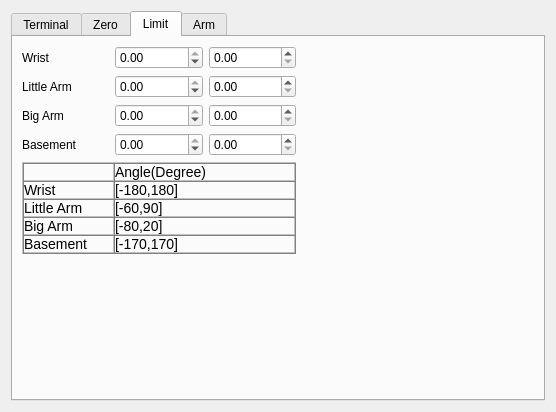
Before: the Qt Designer form source/plugin/t4/config.ui in ww4u/mct-t4, drawn with Qt 5.
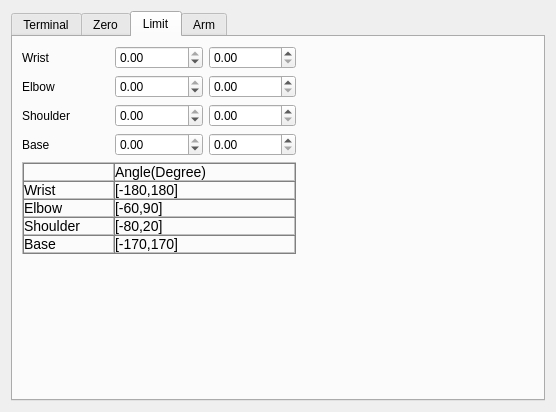
After: the same form once the commit is applied. The open tabs and pages were chosen to show the change. Icons and pictures are not drawn.

Diff of the .ui file:
```diff
--- a/source/plugin/t4/config.ui
+++ b/source/plugin/t4/config.ui
@@ -347,7 +347,7 @@
        <item row="3" column="0">
         <widget class="QLabel" name="label_13">
          <property name="text">
-          <string>Basement</string>
+          <string>Base</string>
          </property>
         </widget>
        </item>
@@ -388,7 +388,7 @@
        <item row="1" column="0">
         <widget class="QLabel" name="label_10">
          <property name="text">
-          <string>Little Arm</string>
+          <string>Elbow</string>
          </property>
         </widget>
        </item>
@@ -408,7 +408,7 @@
        <item row="2" column="0">
         <widget class="QLabel" name="label_12">
          <property name="text">
-          <string>Big Arm</string>
+          <string>Shoulder</string>
          </property>
         </widget>
        </item>
@@ -434,7 +434,7 @@
        <item row="4" column="0" colspan="3">
         <widget class="QLabel" name="label">
          <property name="text">
-          <string>&lt;html&gt;&lt;head/&gt;&lt;body&gt;&lt;table border=&quot;1&quot; style=&quot; margin-top:0px; margin-bottom:0px; margin-left:0px; margin-right:0px;&quot; cellspacing=&quot;0&quot; cellpadding=&quot;0&quot;&gt;&lt;tr&gt;&lt;td width=&quot;89&quot; style=&quot; vertical-align:top; padding-left:0; padding-right:0; padding-top:0; padding-bottom:0;&quot;/&gt;&lt;td width=&quot;179&quot; style=&quot; vertical-align:top; padding-left:0; padding-right:0; padding-top:0; padding-bottom:0;&quot;&gt;&lt;p&gt;&lt;span style=&quot; font-family:'宋体'; font-size:10.5pt;&quot;&gt;Angle(Degree)&lt;/span&gt;&lt;/p&gt;&lt;/td&gt;&lt;/tr&gt;&lt;tr&gt;&lt;td style=&quot; vertical-align:top; padding-left:0; padding-right:0; padding-top:0; padding-bottom:0;&quot;&gt;&lt;p&gt;&lt;span style=&quot; font-family:'宋体'; font-size:10.5pt;&quot;&gt;Wrist&lt;/span&gt;&lt;/p&gt;&lt;/td&gt;&lt;td style=&quot; vertical-align:top; padding-left:0; padding-right:0; padding-top:0; padding-bottom:0;&quot;&gt;&lt;p&gt;&lt;span style=&quot; font-family:'宋体'; font-size:10.5pt;&quot;&gt;[-180,180]&lt;/span&gt;&lt;/p&gt;&lt;/td&gt;&lt;/tr&gt;&lt;tr&gt;&lt;td style=&quot; vertical-align:top; padding-left:0; padding-right:0; padding-top:0; padding-bottom:0;&quot;&gt;&lt;p&gt;&lt;span style=&quot; font-family:'宋体'; font-size:10.5pt;&quot;&gt;Little Arm&lt;/span&gt;&lt;/p&gt;&lt;/td&gt;&lt;td style=&quot; vertical-align:top; padding-left:0; padding-right:0; padding-top:0; padding-bottom:0;&quot;&gt;&lt;p&gt;&lt;span style=&quot; font-family:'宋体'; font-size:10.5pt;&quot;&gt;[-60,90]&lt;/span&gt;&lt;/p&gt;&lt;/td&gt;&lt;/tr&gt;&lt;tr&gt;&lt;td style=&quot; vertical-align:top; padding-left:0; padding-right:0; padding-top:0; padding-bottom:0;&quot;&gt;&lt;p&gt;&lt;span style=&quot; font-family:'宋体'; font-size:10.5pt;&quot;&gt;Big Arm&lt;/span&gt;&lt;/p&gt;&lt;/td&gt;&lt;td style=&quot; vertical-align:top; padding-left:0; padding-right:0; padding-top:0; padding-bottom:0;&quot;&gt;&lt;p&gt;&lt;span style=&quot; font-family:'宋体'; font-size:10.5pt;&quot;&gt;[-80,20]&lt;/span&gt;&lt;/p&gt;&lt;/td&gt;&lt;/tr&gt;&lt;tr&gt;&lt;td style=&quot; vertical-align:top; padding-left:0; padding-right:0; padding-top:0; padding-bottom:0;&quot;&gt;&lt;p&gt;&lt;span style=&quot; font-family:'宋体'; font-size:10.5pt;&quot;&gt;Basement&lt;/span&gt;&lt;/p&gt;&lt;/td&gt;&lt;td style=&quot; vertical-align:top; padding-left:0; padding-right:0; padding-top:0; padding-bottom:0;&quot;&gt;&lt;p&gt;&lt;span style=&quot; font-family:'宋体'; font-size:10.5pt;&quot;&gt;[-170,170]&lt;/span&gt;&lt;/p&gt;&lt;/td&gt;&lt;/tr&gt;&lt;/table&gt;&lt;/body&gt;&lt;/html&gt;</string>
+          <string>&lt;html&gt;&lt;head/&gt;&lt;body&gt;&lt;table border=&quot;1&quot; style=&quot; margin-top:0px; margin-bottom:0px; margin-left:0px; margin-right:0px;&quot; cellspacing=&quot;0&quot; cellpadding=&quot;0&quot;&gt;&lt;tr&gt;&lt;td width=&quot;89&quot; style=&quot; vertical-align:top; padding-left:0; padding-right:0; padding-top:0; padding-bottom:0;&quot;/&gt;&lt;td width=&quot;179&quot; style=&quot; vertical-align:top; padding-left:0; padding-right:0; padding-top:0; padding-bottom:0;&quot;&gt;&lt;p&gt;&lt;span style=&quot; font-family:'宋体'; font-size:10.5pt;&quot;&gt;Angle(Degree)&lt;/span&gt;&lt;/p&gt;&lt;/td&gt;&lt;/tr&gt;&lt;tr&gt;&lt;td style=&quot; vertical-align:top; padding-left:0; padding-right:0; padding-top:0; padding-bottom:0;&quot;&gt;&lt;p&gt;&lt;span style=&quot; font-family:'宋体'; font-size:10.5pt;&quot;&gt;Wrist&lt;/span&gt;&lt;/p&gt;&lt;/td&gt;&lt;td style=&quot; vertical-align:top; padding-left:0; padding-right:0; padding-top:0; padding-bottom:0;&quot;&gt;&lt;p&gt;&lt;span style=&quot; font-family:'宋体'; font-size:10.5pt;&quot;&gt;[-180,180]&lt;/span&gt;&lt;/p&gt;&lt;/td&gt;&lt;/tr&gt;&lt;tr&gt;&lt;td style=&quot; vertical-align:top; padding-left:0; padding-right:0; padding-top:0; padding-bottom:0;&quot;&gt;&lt;p&gt;&lt;span style=&quot; font-family:'宋体'; font-size:10.5pt;&quot;&gt;Elbow&lt;/span&gt;&lt;/p&gt;&lt;/td&gt;&lt;td style=&quot; vertical-align:top; padding-left:0; padding-right:0; padding-top:0; padding-bottom:0;&quot;&gt;&lt;p&gt;&lt;span style=&quot; font-family:'宋体'; font-size:10.5pt;&quot;&gt;[-60,90]&lt;/span&gt;&lt;/p&gt;&lt;/td&gt;&lt;/tr&gt;&lt;tr&gt;&lt;td style=&quot; vertical-align:top; padding-left:0; padding-right:0; padding-top:0; padding-bottom:0;&quot;&gt;&lt;p&gt;&lt;span style=&quot; font-family:'宋体'; font-size:10.5pt;&quot;&gt;Shoulder&lt;/span&gt;&lt;/p&gt;&lt;/td&gt;&lt;td style=&quot; vertical-align:top; padding-left:0; padding-right:0; padding-top:0; padding-bottom:0;&quot;&gt;&lt;p&gt;&lt;span style=&quot; font-family:'宋体'; font-size:10.5pt;&quot;&gt;[-80,20]&lt;/span&gt;&lt;/p&gt;&lt;/td&gt;&lt;/tr&gt;&lt;tr&gt;&lt;td style=&quot; vertical-align:top; padding-left:0; padding-right:0; padding-top:0; padding-bottom:0;&quot;&gt;&lt;p&gt;&lt;span style=&quot; font-family:'宋体'; font-size:10.5pt;&quot;&gt;Base&lt;/span&gt;&lt;/p&gt;&lt;/td&gt;&lt;td style=&quot; vertical-align:top; padding-left:0; padding-right:0; padding-top:0; padding-bottom:0;&quot;&gt;&lt;p&gt;&lt;span style=&quot; font-family:'宋体'; font-size:10.5pt;&quot;&gt;[-170,170]&lt;/span&gt;&lt;/p&gt;&lt;/td&gt;&lt;/tr&gt;&lt;/table&gt;&lt;/body&gt;&lt;/html&gt;</string>
          </property>
          <property name="alignment">
           <set>Qt::AlignLeading|Qt::AlignLeft|Qt::AlignTop</set>
```
Left out of the diff: 14 changed lines with no effect on the pictures.
